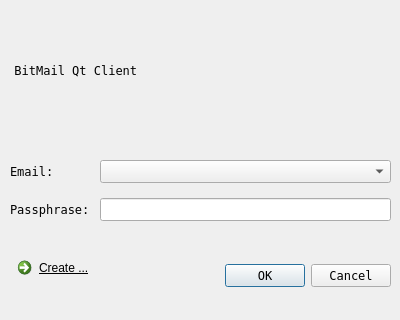
Qt form qt/logindialog.ui (bitbaba/bitmail) before a commit.
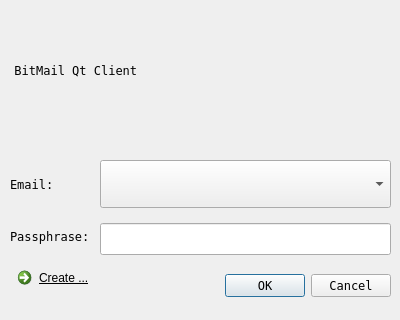
The same form after that commit.

```diff
--- a/qt/logindialog.ui
+++ b/qt/logindialog.ui
@@ -48,7 +48,7 @@
    <property name="geometry">
     <rect>
      <x>10</x>
-     <y>250</y>
+     <y>260</y>
      <width>151</width>
      <height>41</height>
     </rect>
@@ -67,7 +67,7 @@
    <property name="geometry">
     <rect>
      <x>190</x>
-     <y>260</y>
+     <y>270</y>
      <width>201</width>
      <height>31</height>
     </rect>
@@ -98,7 +98,7 @@
      <x>10</x>
      <y>160</y>
      <width>381</width>
-     <height>81</height>
+     <height>97</height>
     </rect>
    </property>
    <layout class="QFormLayout" name="formLayout">
@@ -110,6 +110,30 @@
     </property>
     <item row="0" column="0">
      <widget class="QLabel" name="lbEmail">
+      <property name="sizePolicy">
+       <sizepolicy hsizetype="Expanding" vsizetype="Fixed">
+        <horstretch>0</horstretch>
+        <verstretch>0</verstretch>
+       </sizepolicy>
+      </property>
+      <property name="minimumSize">
+       <size>
+        <width>0</width>
+        <height>48</height>
+       </size>
+      </property>
+      <property name="maximumSize">
+       <size>
+        <width>16777215</width>
+        <height>48</height>
+       </size>
+      </property>
+      <property name="baseSize">
+       <size>
+        <width>0</width>
+        <height>48</height>
+       </size>
+      </property>
       <property name="text">
        <string>Email:</string>
       </property>
@@ -117,6 +141,24 @@
     </item>
     <item row="0" column="1">
      <widget class="QComboBox" name="cbEmail">
+      <property name="minimumSize">
+       <size>
+        <width>0</width>
+        <height>48</height>
+       </size>
+      </property>
+      <property name="maximumSize">
+       <size>
+        <width>16777215</width>
+        <height>48</height>
+       </size>
+      </property>
+      <property name="baseSize">
+       <size>
+        <width>0</width>
+        <height>48</height>
+       </size>
+      </property>
       <property name="maxCount">
        <number>32</number>
       </property>
@@ -137,6 +179,30 @@
     </item>
     <item row="1" column="1">
      <widget class="QLineEdit" name="lePassphrase">
+      <property name="minimumSize">
+       <size>
+        <width>0</width>
+        <height>32</height>
+       </size>
+      </property>
+      <property name="maximumSize">
+       <size>
+        <width>16777215</width>
+        <height>32</height>
+       </size>
+      </property>
+      <property name="sizeIncrement">
+       <size>
+        <width>0</width>
+        <height>0</height>
+       </size>
+      </property>
+      <property name="baseSize">
+       <size>
+        <width>0</width>
+        <height>32</height>
+       </size>
+      </property>
       <property name="echoMode">
        <enum>QLineEdit::Password</enum>
       </property>
```
